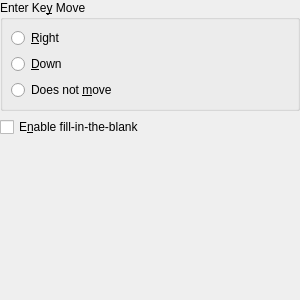
Old version of the form src/prefeditorbase.ui in the repository KDE/kwordquiz.
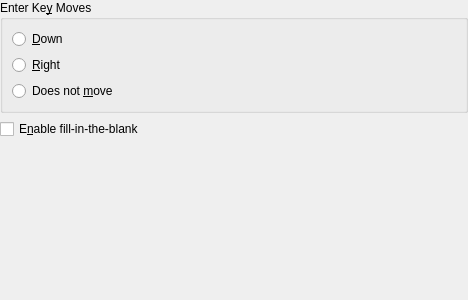
New version of the form.

Commit message: Corrected button order

```diff
--- a/src/prefeditorbase.ui
+++ b/src/prefeditorbase.ui
@@ -8,7 +8,7 @@
    <rect>
     <x>0</x>
     <y>0</y>
-    <width>300</width>
+    <width>468</width>
     <height>300</height>
    </rect>
   </property>
@@ -35,8 +35,8 @@
      </property>
      <property name="sizeHint" >
       <size>
-       <width>20</width>
-       <height>40</height>
+       <width>371</width>
+       <height>123</height>
       </size>
      </property>
     </spacer>
@@ -63,29 +63,16 @@
       <string>Select how the Enter key should behave in the editor</string>
      </property>
      <property name="title" >
-      <string>Enter Ke&amp;y Move</string>
+      <string>Enter Ke&amp;y Moves</string>
      </property>
-     <layout class="QVBoxLayout" >
+     <layout class="QGridLayout" >
       <property name="margin" >
-       <number>8</number>
+       <number>9</number>
       </property>
       <property name="spacing" >
        <number>6</number>
       </property>
-      <item>
-       <widget class="QRadioButton" name="optRight" >
-        <property name="toolTip" >
-         <string>How enter key moves</string>
-        </property>
-        <property name="whatsThis" >
-         <string>Select if the next cell to the right should become active when pressing Enter</string>
-        </property>
-        <property name="text" >
-         <string>&amp;Right</string>
-        </property>
-       </widget>
-      </item>
-      <item>
+      <item row="0" column="0" >
        <widget class="QRadioButton" name="optDown" >
         <property name="toolTip" >
          <string>How enter key moves</string>
@@ -98,7 +85,20 @@
         </property>
        </widget>
       </item>
-      <item>
+      <item row="1" column="0" >
+       <widget class="QRadioButton" name="optRight" >
+        <property name="toolTip" >
+         <string>How enter key moves</string>
+        </property>
+        <property name="whatsThis" >
+         <string>Select if the next cell to the right should become active when pressing Enter</string>
+        </property>
+        <property name="text" >
+         <string>&amp;Right</string>
+        </property>
+       </widget>
+      </item>
+      <item row="2" column="0" >
        <widget class="QRadioButton" name="optNoMove" >
         <property name="toolTip" >
          <string>How enter key moves</string>
@@ -116,6 +116,9 @@
    </item>
   </layout>
  </widget>
+ <layoutdefault spacing="6" margin="0" />
+ <pixmapfunction></pixmapfunction>
+ <includes/>
  <resources/>
  <connections/>
 </ui>
```
